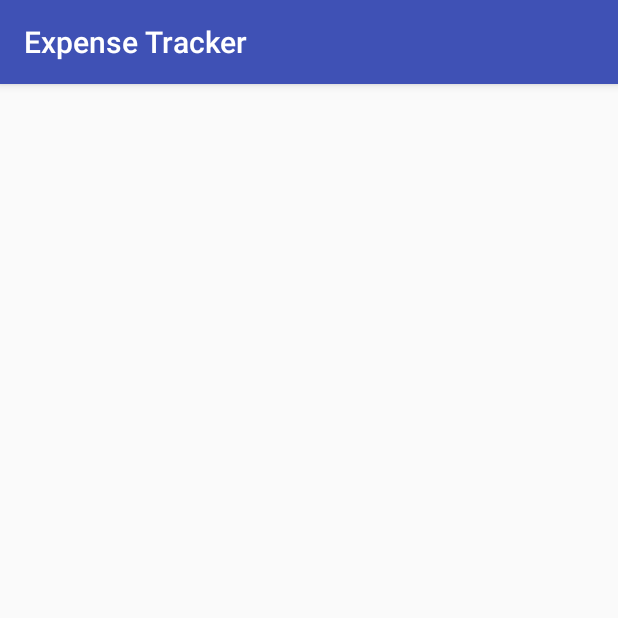
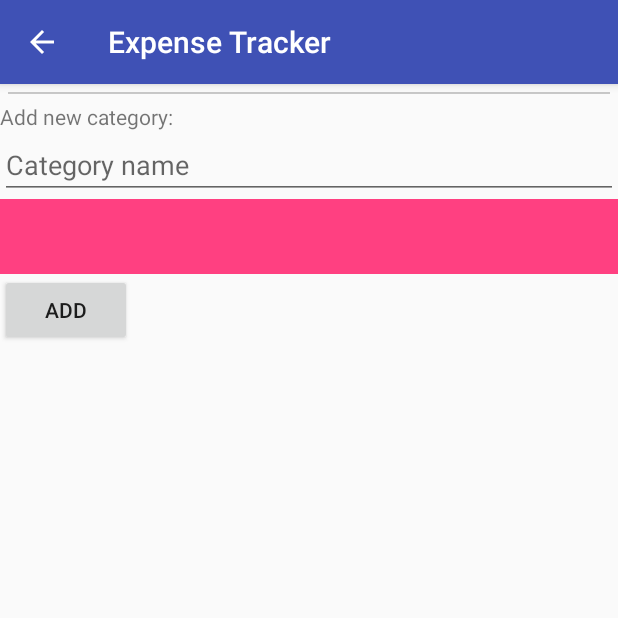
Before and after one commit to kfugosic/ExpenseTracker, an Android app: the CategoriesActivity screen opened directly, with no data from a screen before it, on a phone screen of 412 x 824 dp, the top half of it. Run offline under Robolectric (Android 15) with nearby library versions, the phone set to English and light mode, and no system bars; our stand-ins replace ButterKnife; libraries missing offline, so code that uses them is left out: com.flask.colorpicker.

Commit message:
Implemented categories functionality, basic UI for preview

```diff
--- a/app/build.gradle
+++ b/app/build.gradle
@@ -38,6 +38,7 @@ dependencies {
 
     implementation 'com.jakewharton:butterknife:8.8.1'
     annotationProcessor 'com.jakewharton:butterknife-compiler:8.8.1'
+    implementation 'com.github.QuadFlask:colorpicker:0.0.13'
 
 
 }
--- /dev/null
+++ b/app/src/main/java/com/kfugosic/expensetracker/data/categories/CategoriesContract.java
@@ -0,0 +1,24 @@
+package com.kfugosic.expensetracker.data.categories;
+
+import android.net.Uri;
+import android.provider.BaseColumns;
+
+public class CategoriesContract {
+
+    public static final String AUTHORITY = "com.kfugosic.expensetracker";
+    public static final Uri BASE_CONTENT_URI = Uri.parse("content://" + AUTHORITY);
+    public static final String PATH_CATEGORIES = "categories";
+
+    private CategoriesContract() {
+    }
+
+    public static final class CategoriesEntry implements BaseColumns {
+        public static final Uri CONTENT_URI = BASE_CONTENT_URI.buildUpon().appendPath(PATH_CATEGORIES).build();
+
+        public static final String TABLE_NAME = "categories";
+
+        public static final String COLUMN_NAME = "name";
+        public static final String COLUMN_COLOR = "color";
+    }
+
+}
--- /dev/null
+++ b/app/src/main/java/com/kfugosic/expensetracker/loaders/CategoriesLoader.java
@@ -0,0 +1,79 @@
+package com.kfugosic.expensetracker.loaders;
+
+import android.content.Context;
+import android.database.Cursor;
+import android.os.Bundle;
+import android.support.v4.app.LoaderManager;
+import android.support.v4.content.AsyncTaskLoader;
+import android.support.v4.content.Loader;
+import android.util.Log;
+
+import com.kfugosic.expensetracker.data.categories.CategoriesContract;
+import com.kfugosic.expensetracker.recyclerviews.CategoriesAdapter;
+
+import java.lang.ref.WeakReference;
+
+public class CategoriesLoader implements LoaderManager.LoaderCallbacks<Cursor> {
+
+    private static final String TAG = "CategoriesLoader";
+    private WeakReference<Context> mContext;
+    private CategoriesAdapter mAdapter;
+
+    public CategoriesLoader(Context context, CategoriesAdapter adapter) {
+        mContext = new WeakReference<>(context);
+        mAdapter = adapter;
+    }
+
+    @Override
+    public Loader<Cursor> onCreateLoader(int id, final Bundle loaderArgs) {
+
+        return new AsyncTaskLoader<Cursor>(mContext.get()) {
+
+            Cursor mData = null;
+
+            // onStartLoading() is called when a loader first starts loading data
+            @Override
+            protected void onStartLoading() {
+                if (mData != null) {
+                    deliverResult(mData);
+                    return;
+                }
+                forceLoad();
+            }
+
+            @Override
+            public Cursor loadInBackground() {
+                try {
+                    return mContext.get().getContentResolver().query(CategoriesContract.CategoriesEntry.CONTENT_URI,
+                            null,
+                            null,
+                            null,
+                            null);
+
+                } catch (Exception e) {
+                    Log.e(TAG, "Failed to asynchronously load data.");
+                    e.printStackTrace();
+                    return null;
+                }
+            }
+
+            // deliverResult sends the result of the load, a Cursor, to the registered listener
+            public void deliverResult(Cursor data) {
+                mData = data;
+                super.deliverResult(data);
+            }
+        };
+
+    }
+
+    @Override
+    public void onLoadFinished(Loader<Cursor> loader, Cursor data) {
+        mAdapter.swapCursor(data);
+    }
+
+    @Override
+    public void onLoaderReset(Loader<Cursor> loader) {
+        mAdapter.swapCursor(null);
+    }
+
+}
--- /dev/null
+++ b/app/src/main/java/com/kfugosic/expensetracker/recyclerviews/CategoriesAdapter.java
@@ -0,0 +1,100 @@
+package com.kfugosic.expensetracker.recyclerviews;
+
+import android.content.Context;
+import android.database.Cursor;
+import android.graphics.drawable.GradientDrawable;
+import android.support.annotation.NonNull;
+import android.support.v7.widget.RecyclerView;
+import android.util.Log;
+import android.view.LayoutInflater;
+import android.view.View;
+import android.view.ViewGroup;
+import android.widget.TextView;
+
+import com.kfugosic.expensetracker.R;
+import com.kfugosic.expensetracker.data.categories.CategoriesContract;
+
+import butterknife.BindView;
+import butterknife.ButterKnife;
+
+public class CategoriesAdapter extends RecyclerView.Adapter<CategoriesAdapter.CategoryViewHolder> {
+
+    private Context mContext;
+    private Cursor mCursor;
+
+    public CategoriesAdapter(Context context, Cursor c) {
+        mContext = context;
+        mCursor = c;
+    }
+
+    @NonNull
+    @Override
+    public CategoryViewHolder onCreateViewHolder(@NonNull ViewGroup viewGroup, int i) {
+        View view = LayoutInflater.from(mContext)
+                .inflate(R.layout.category_layout, viewGroup, false);
+        return new CategoryViewHolder(view);    }
+
+    @Override
+    public void onBindViewHolder(@NonNull CategoryViewHolder holder, int position) {
+        int idIndex = mCursor.getColumnIndex(CategoriesContract.CategoriesEntry._ID);
+        int nameIndex = mCursor.getColumnIndex(CategoriesContract.CategoriesEntry.COLUMN_NAME);
+        int colorIndex = mCursor.getColumnIndex(CategoriesContract.CategoriesEntry.COLUMN_COLOR);
+
+        mCursor.moveToPosition(position);
+
+        final int id = mCursor.getInt(idIndex);
+        String name = mCursor.getString(nameIndex);
+        Integer color = mCursor.getInt(colorIndex);
+
+        //Set values
+        holder.itemView.setTag(id);
+        holder.setCategoryName(name);
+        holder.setCategoryColor(color);
+        Log.d("TAG123", "onBindViewHolder: " +name+color);
+
+    }
+
+    @Override
+    public int getItemCount() {
+        if (mCursor == null) {
+            return 0;
+        }
+        return mCursor.getCount();
+    }
+
+    public void swapCursor(Cursor c) {
+        if (mCursor == c || c == null) {
+            return;
+        }
+        mCursor = c;
+        notifyDataSetChanged();
+    }
+
+    class CategoryViewHolder extends RecyclerView.ViewHolder {
+
+        @BindView(R.id.category_name)
+        TextView mCategoryName;
+
+        public CategoryViewHolder(@NonNull View itemView) {
+            super(itemView);
+            ButterKnife.bind(this, itemView);
+            mCategoryName.setOnClickListener(new View.OnClickListener() {
+                @Override
+                public void onClick(View view) {
+                    Log.d("TAG123", "onClick: "+getAdapterPosition());
+                }
+            });
+        }
+
+        public void setCategoryName(String categoryName) {
+            mCategoryName.setText(categoryName);
+        }
+
+        public void setCategoryColor(int color) {
+            mCategoryName.setBackgroundColor(color);
+        }
+
+    }
+
+
+}
--- /dev/null
+++ b/app/src/main/java/com/kfugosic/expensetracker/ui/CategoriesActivity.java
@@ -0,0 +1,106 @@
+package com.kfugosic.expensetracker.ui;
+
+import android.content.ContentValues;
+import android.content.DialogInterface;
+import android.database.Cursor;
+import android.graphics.drawable.ColorDrawable;
+import android.net.Uri;
+import android.support.v4.content.AsyncTaskLoader;
+import android.support.v4.content.Loader;
+import android.support.v7.app.AppCompatActivity;
+import android.os.Bundle;
+import android.support.v7.widget.LinearLayoutManager;
+import android.support.v7.widget.RecyclerView;
+import android.text.TextUtils;
+import android.util.Log;
+import android.view.View;
+import android.widget.Button;
+import android.widget.EditText;
+import android.widget.Toast;
+
+import com.flask.colorpicker.ColorPickerView;
+import com.flask.colorpicker.OnColorSelectedListener;
+import com.flask.colorpicker.builder.ColorPickerClickListener;
+import com.flask.colorpicker.builder.ColorPickerDialogBuilder;
+import com.kfugosic.expensetracker.R;
+import com.kfugosic.expensetracker.data.categories.CategoriesContract;
+import com.kfugosic.expensetracker.loaders.CategoriesLoader;
+import com.kfugosic.expensetracker.recyclerviews.CategoriesAdapter;
+
+import butterknife.BindView;
+import butterknife.ButterKnife;
+import butterknife.OnClick;
+
+public class CategoriesActivity extends AppCompatActivity {
+
+    private static final String TAG = "CategoriesActivity";
+    private static final int CATEGORIES_LOADER_ID = 101;
+
+    @BindView(R.id.rv_categories)
+    RecyclerView mCategoriesRecyclerView;
+    @BindView(R.id.et_category_name)
+    EditText mCategoryNameView;
+    @BindView(R.id.color_picker)
+    View mColorPickerView;
+    @BindView(R.id.add_button)
+    Button mAddButton;
+
+    private CategoriesAdapter mAdapter;
+    private CategoriesLoader mLoader;
+
+    @Override
+    protected void onCreate(Bundle savedInstanceState) {
+        super.onCreate(savedInstanceState);
+        setContentView(R.layout.activity_categories);
+
+        ButterKnife.bind(this);
+
+        mCategoriesRecyclerView.setLayoutManager(new LinearLayoutManager(this, LinearLayoutManager.VERTICAL, false));
+        mAdapter = new CategoriesAdapter(this, null);
+        mCategoriesRecyclerView.setAdapter(mAdapter);
+
+        mLoader = new CategoriesLoader(this, mAdapter);
+        getSupportLoaderManager().initLoader(CATEGORIES_LOADER_ID, null, mLoader);
+
+    }
+
+    @OnClick(R.id.color_picker)
+    void onColorPickerClick() {
+        ColorPickerDialogBuilder
+                .with(this)
+                .setTitle("Choose color")
+                .initialColor(((ColorDrawable)mColorPickerView.getBackground()).getColor())
+                .wheelType(ColorPickerView.WHEEL_TYPE.FLOWER)
+                .density(12)
+                .setPositiveButton("Select", new ColorPickerClickListener() {
+                    @Override
+                    public void onClick(DialogInterface dialog, int selectedColor, Integer[] allColors) {
+                        mColorPickerView.setBackgroundColor(selectedColor);
+                    }
+                })
+                .setNegativeButton("Cancel", new DialogInterface.OnClickListener() {
+                    @Override
+                    public void onClick(DialogInterface dialog, int which) {
+                    }
+                })
+                .build()
+                .show();
+    }
+
+    @OnClick(R.id.add_button)
+    void onAddButtonClick() {
+        String name = mCategoryNameView.getText().toString();
+        Integer color = ((ColorDrawable)mColorPickerView.getBackground()).getColor();
+        if(TextUtils.isEmpty(name)){
+            return;
+        }
+
+        ContentValues contentValues = new ContentValues();
+        contentValues.put(CategoriesContract.CategoriesEntry.COLUMN_NAME, name);
+        contentValues.put(CategoriesContract.CategoriesEntry.COLUMN_COLOR, color);
+
+        Uri uri = getContentResolver().insert(CategoriesContract.CategoriesEntry.CONTENT_URI, contentValues);
+        getSupportLoaderManager().restartLoader(CATEGORIES_LOADER_ID, null, mLoader);
+    }
+
+}
--- a/app/src/main/java/com/kfugosic/expensetracker/SettingsActivity.java
+++ b/app/src/main/java/com/kfugosic/expensetracker/ui/SettingsActivity.java
@@ -1,9 +1,11 @@
-package com.kfugosic.expensetracker;
+package com.kfugosic.expensetracker.ui;
 
 import android.support.v4.app.NavUtils;
 import android.support.v7.app.AppCompatActivity;
 import android.os.Bundle;
 import android.view.MenuItem;
+
+import com.kfugosic.expensetracker.R;
 
 public class SettingsActivity extends AppCompatActivity {
 
--- a/app/src/main/java/com/kfugosic/expensetracker/SettingsFragment.java
+++ b/app/src/main/java/com/kfugosic/expensetracker/ui/SettingsFragment.java
@@ -1,7 +1,9 @@
-package com.kfugosic.expensetracker;
+package com.kfugosic.expensetracker.ui;
 
 import android.os.Bundle;
 import android.support.v7.preference.PreferenceFragmentCompat;
+
+import com.kfugosic.expensetracker.R;
 
 public class SettingsFragment extends PreferenceFragmentCompat {
 
--- a/app/src/main/res/layout/activity_categories.xml
+++ b/app/src/main/res/layout/activity_categories.xml
@@ -1,9 +1,46 @@
 <?xml version="1.0" encoding="utf-8"?>
-<android.support.constraint.ConstraintLayout xmlns:android="http://schemas.android.com/apk/res/android"
+<LinearLayout xmlns:android="http://schemas.android.com/apk/res/android"
     xmlns:app="http://schemas.android.com/apk/res-auto"
     xmlns:tools="http://schemas.android.com/tools"
     android:layout_width="match_parent"
     android:layout_height="match_parent"
-    tools:context=".CategoriesActivity">
+    android:orientation="vertical"
+    tools:context=".ui.CategoriesActivity">
 
-</android.support.constraint.ConstraintLayout>
+    <android.support.v7.widget.RecyclerView
+        android:id="@+id/rv_categories"
+        android:layout_width="match_parent"
+        android:layout_height="wrap_content">
+
+    </android.support.v7.widget.RecyclerView>
+
+    <View
+        android:layout_width="match_parent"
+        android:layout_height="1dp"
+        android:background="@color/light_gray"
+        android:layout_margin="5dp" />
+
+    <TextView
+        android:layout_width="match_parent"
+        android:layout_height="wrap_content"
+        android:text="Add new category:"/>
+
+    <EditText
+        android:id="@+id/et_category_name"
+        android:layout_width="match_parent"
+        android:layout_height="wrap_content"
+        android:hint="Category name" />
+
+    <View
+        android:id="@+id/color_picker"
+        android:layout_width="match_parent"
+        android:layout_height="50dp"
+        android:background="@color/colorAccent" />
+
+    <Button
+        android:id="@+id/add_button"
+        android:layout_width="wrap_content"
+        android:layout_height="wrap_content"
+        android:text="ADD" />
+
+</LinearLayout>
--- a/app/src/main/res/layout/activity_main.xml
+++ b/app/src/main/res/layout/activity_main.xml
@@ -8,7 +8,7 @@
     android:layout_height="match_parent"
     android:orientation="vertical"
     android:fillViewport="true"
-    tools:context=".MainActivity">
+    tools:context=".ui.MainActivity">
 
     <TextView
         android:layout_width="wrap_content"
--- a/app/src/main/res/layout/activity_settings.xml
+++ b/app/src/main/res/layout/activity_settings.xml
@@ -2,6 +2,6 @@
 <fragment xmlns:android="http://schemas.android.com/apk/res/android"
     xmlns:xlmns="http://schemas.android.com/apk/res-auto"
     android:id="@+id/activity_settings"
-    android:name="com.kfugosic.expensetracker.SettingsFragment"
+    android:name="com.kfugosic.expensetracker.ui.SettingsFragment"
     android:layout_width="match_parent"
     android:layout_height="match_parent" />
--- a/app/src/main/res/values/colors.xml
+++ b/app/src/main/res/values/colors.xml
@@ -4,4 +4,6 @@
     <color name="colorPrimaryDark">#303F9F</color>
     <color name="colorAccent">#FF4081</color>
     <color name="white">#FFFFFF</color>
+    <color name="light_gray">#c7c7c7</color>
+
 </resources>
--- a/app/src/main/res/xml/preferences.xml
+++ b/app/src/main/res/xml/preferences.xml
@@ -15,7 +15,7 @@
         <intent
             android:action="android.intent.action.VIEW"
             android:targetPackage="com.kfugosic.expensetracker"
-            android:targetClass="com.kfugosic.expensetracker.CategoriesActivity" />
+            android:targetClass="com.kfugosic.expensetracker.ui.CategoriesActivity" />
     </Preference>
 
 </PreferenceScreen>
--- a/build.gradle
+++ b/build.gradle
@@ -19,6 +19,7 @@ allprojects {
     repositories {
         google()
         jcenter()
+        maven { url "https://jitpack.io" }
     }
 }
 
```
Also changed, not shown: app/src/main/AndroidManifest.xml (+14 -4 lines), app/src/main/java/com/kfugosic/expensetracker/CategoriesActivity.java (deleted, +0 -13 lines), app/src/main/java/com/kfugosic/expensetracker/data/categories/CategoriesContentProvider.java (added, +152 -0 lines), app/src/main/java/com/kfugosic/expensetracker/data/categories/CategoriesDbHelper.java (added, +33 -0 lines), app/src/main/java/com/kfugosic/expensetracker/ui/MainActivity.java (renamed from app/src/main/java/com/kfugosic/expensetracker/MainActivity.java, +3 -4 lines), app/src/main/res/layout/category_layout.xml (added, +13 -0 lines).
